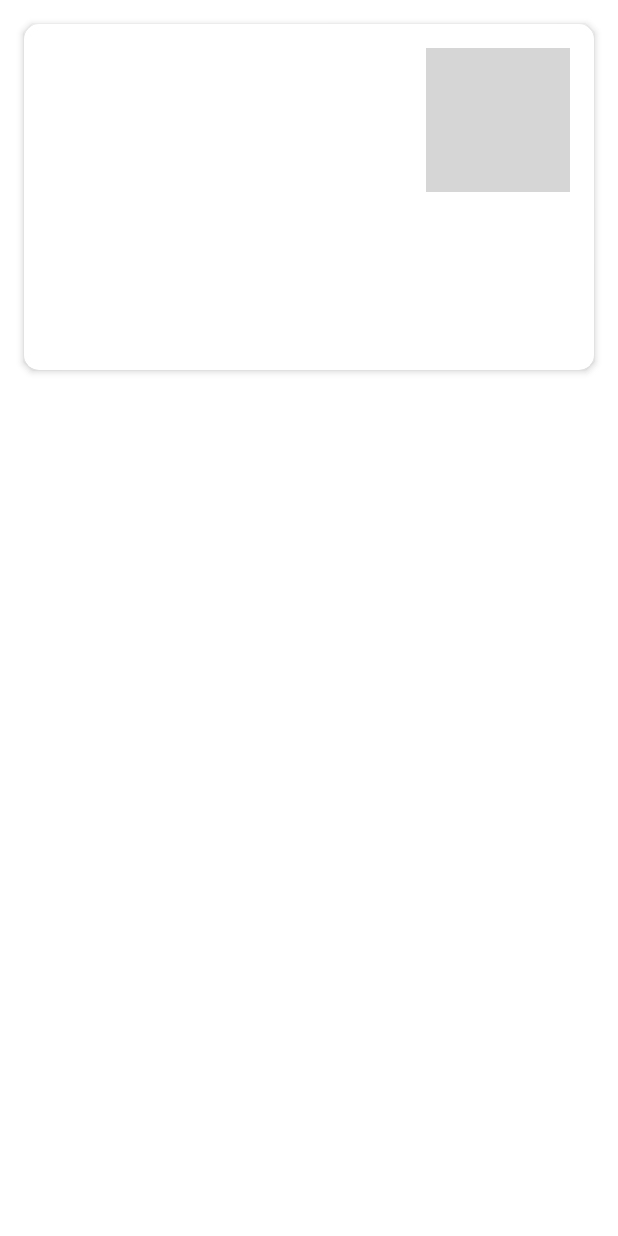
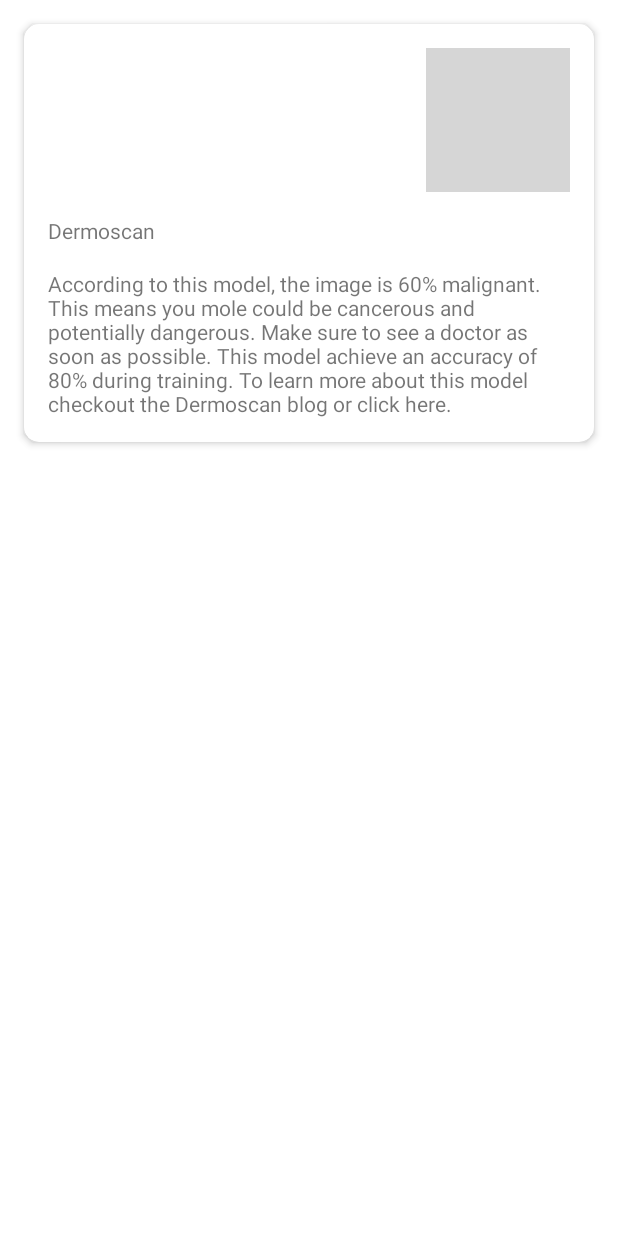
Before and after one commit to razak17/dermoscan, an Android app: the layout accordion.xml on its own in the app's theme, with its tools: preview values and no code run, on a phone screen of 412 x 824 dp. Run offline under Robolectric (Android 15) with nearby library versions, the phone set to English and light mode, and no system bars; network calls fail; grey boxes are pictures that could not be loaded.

Commit message:
12. Scan results fragment done.

```diff
--- a/app/src/main/java/com/example/dermoscan/fragments/DetectFragment.kt
+++ b/app/src/main/java/com/example/dermoscan/fragments/DetectFragment.kt
@@ -116,8 +116,8 @@ class DetectFragment : Fragment() {
                     DetectFragmentDirections.navigateToScanResultsFragment(
                         models.toTypedArray(),
                         predictions.toTypedArray(),
-                        confidence.toTypedArray()
-                    )
+                        confidence.toTypedArray(),
+                        )
                 findNavController().navigate(action)
 
             } else {
@@ -137,7 +137,7 @@ class DetectFragment : Fragment() {
         val results = classifier.recognizeImage(scanImage).firstOrNull()
 
         results?.title?.let { predictions.add(it) }
-        results?.confidence?.let { confidence.add(it.times(100).toInt().toString()) }
+        results?.confidence?.let { confidence.add(it.times(100).toInt().toString() + "%") }
     }
 
     @SuppressLint("SetTextI18n")
--- a/app/src/main/java/com/example/dermoscan/models/ScanResultsModel.kt
+++ b/app/src/main/java/com/example/dermoscan/models/ScanResultsModel.kt
@@ -1,3 +1,7 @@
 package com.example.dermoscan.models
 
-data class ScanResultsModel(val modelName: String, val prediction: String, val confidence: String)
+data class ScanResultsModel(
+    val modelName: String,
+    val inferenceResult: String,
+    val moreInfo: String
+)
--- a/app/src/main/res/layout/accordion.xml
+++ b/app/src/main/res/layout/accordion.xml
@@ -4,25 +4,25 @@
     android:layout_width="match_parent"
     android:layout_height="wrap_content"
     android:layout_margin="16dp"
+    android:animateLayoutChanges="true"
     app:cardCornerRadius="10dp"
-    app:cardElevation="3dp"
-    android:animateLayoutChanges="true">
+    app:cardElevation="3dp">
 
     <LinearLayout
+        android:id="@+id/accordion_card"
         android:layout_width="match_parent"
         android:layout_height="match_parent"
-        android:orientation="vertical"
-        android:id="@+id/accordion_card">
+        android:orientation="vertical">
 
         <androidx.cardview.widget.CardView
             android:id="@+id/titleHolder"
             android:layout_width="match_parent"
             android:layout_height="wrap_content"
-            app:cardCornerRadius="-5dp"
             android:layout_gravity="center"
             android:clickable="true"
             android:focusable="true"
             android:foreground="?android:attr/selectableItemBackground"
+            app:cardCornerRadius="-5dp"
             card_view:cardBackgroundColor="@color/white">
 
             <RelativeLayout
@@ -54,7 +54,7 @@
         </androidx.cardview.widget.CardView>
 
         <androidx.cardview.widget.CardView
-            android:id="@+id/textConfidenceHolder"
+            android:id="@+id/textInferenceHolder"
             android:layout_width="match_parent"
             android:layout_height="wrap_content"
             android:layout_gravity="center"
@@ -62,24 +62,26 @@
             card_view:cardBackgroundColor="@color/white">
 
             <RelativeLayout
-                android:id="@+id/textParent"
+                android:id="@+id/textInferenceParent"
                 android:layout_width="match_parent"
                 android:layout_height="wrap_content"
-                android:padding="16dp">
+                android:paddingLeft="16dp"
+                android:paddingRight="16dp">
 
                 <!-- Text of the Accordion -->
                 <TextView
-                    android:id="@+id/textConfidence"
+                    android:id="@+id/textInferenceResult"
                     android:layout_width="wrap_content"
                     android:layout_height="wrap_content"
-                    android:layout_centerVertical="true" />
+                    android:layout_centerVertical="true"
+                    android:text="@string/app_name" />
 
             </RelativeLayout>
 
         </androidx.cardview.widget.CardView>
 
         <androidx.cardview.widget.CardView
-            android:id="@+id/textHolder"
+            android:id="@+id/textMoreInfoHolder"
             android:layout_width="match_parent"
             android:layout_height="wrap_content"
             android:layout_gravity="center"
@@ -87,17 +89,18 @@
             card_view:cardBackgroundColor="@color/white">
 
             <RelativeLayout
-                android:id="@+id/textConfidenceParent"
+                android:id="@+id/textMoreInfoParent"
                 android:layout_width="match_parent"
                 android:layout_height="wrap_content"
                 android:padding="16dp">
 
                 <!-- Text of the Accordion -->
                 <TextView
-                    android:id="@+id/text"
+                    android:id="@+id/textMoreInfo"
                     android:layout_width="wrap_content"
                     android:layout_height="wrap_content"
-                    android:layout_centerVertical="true" />
+                    android:layout_centerVertical="true"
+                    android:text="@string/resnet50_text" />
 
             </RelativeLayout>
         </androidx.cardview.widget.CardView>
--- a/app/src/main/res/layout/blog_card.xml
+++ b/app/src/main/res/layout/blog_card.xml
@@ -4,7 +4,7 @@
     android:layout_width="180dp"
     android:layout_height="180dp"
     android:layout_marginStart="16dp"
-    android:layout_marginEnd="16dp"
+    android:layout_marginEnd="4dp"
     app:cardCornerRadius="10dp"
     app:cardElevation="2dp">
 
--- a/app/src/main/res/layout/fragment_base.xml
+++ b/app/src/main/res/layout/fragment_base.xml
@@ -80,6 +80,7 @@
         android:layout_width="0dp"
         android:layout_height="190dp"
         android:layout_marginTop="10dp"
+        android:layout_marginEnd="12dp"
         app:layout_constraintEnd_toEndOf="parent"
         app:layout_constraintStart_toStartOf="parent"
         app:layout_constraintTop_toBottomOf="@+id/tvBlogHeaderSub" />
@@ -128,7 +129,7 @@
         android:layout_height="0dp"
         android:layout_marginStart="16dp"
         android:layout_marginTop="10dp"
-        android:layout_marginEnd="10dp"
+        android:layout_marginEnd="16dp"
         app:layout_constraintBottom_toBottomOf="parent"
         app:layout_constraintEnd_toEndOf="parent"
         app:layout_constraintStart_toStartOf="parent"
```
Also changed, not shown: app/src/main/java/com/example/dermoscan/adapters/ScanResultsAdapter.kt (+6 -5 lines), app/src/main/java/com/example/dermoscan/fragments/ScanResultsFragment.kt (+78 -3 lines), app/src/main/java/com/example/dermoscan/widget/Accordion.kt (+4 -4 lines).
